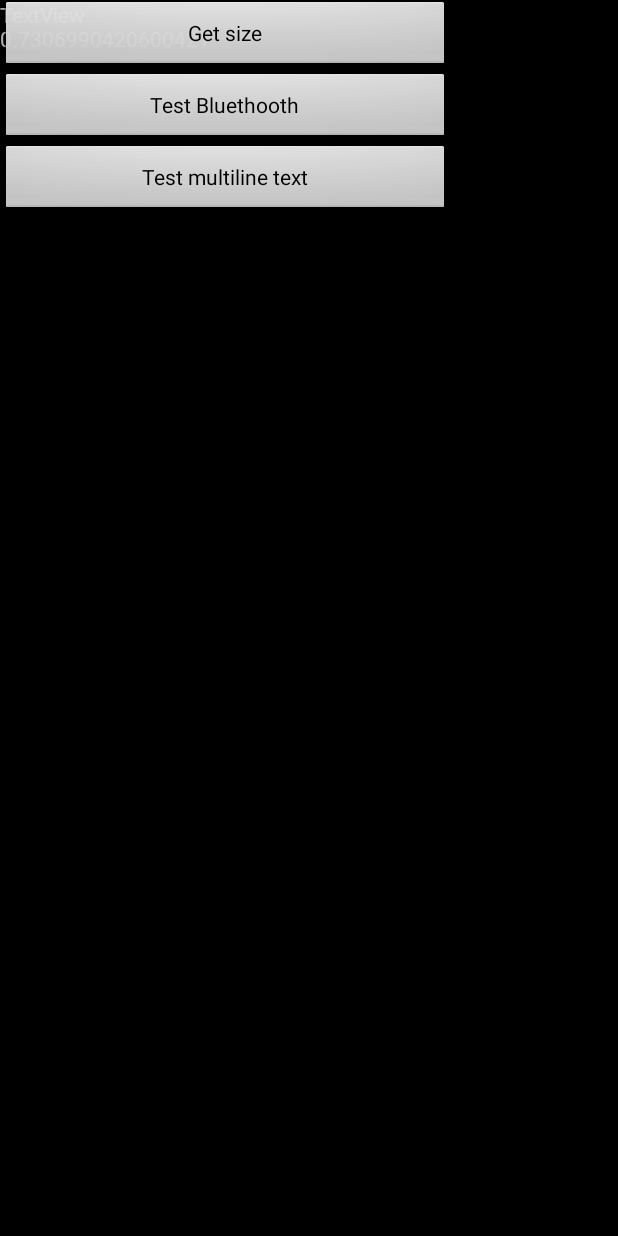
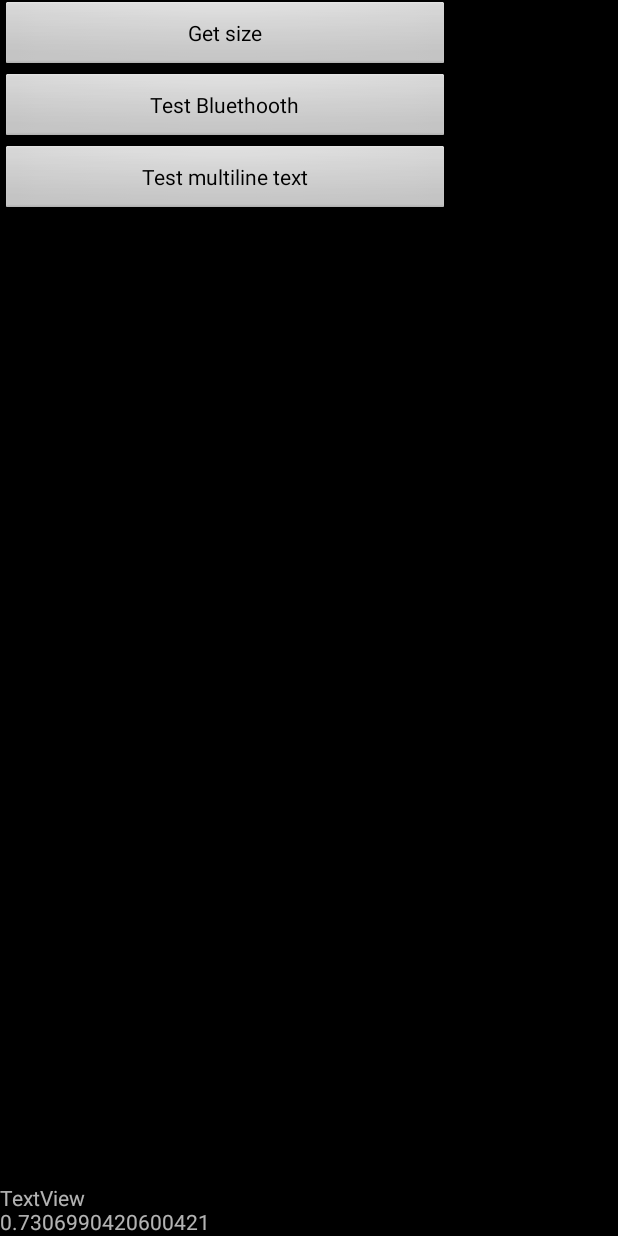
Before and after one commit to lukino999-git/BluetoothTest, an Android app: the screen it shows after launch (MainActivity), after a tap on "Test multiline text", on a phone screen of 412 x 824 dp. Run offline under Robolectric (Android 15) with nearby library versions, the phone set to English and light mode, and no system bars.

Commit message:
Added GravityBottom

```diff
--- a/app/src/main/res/layout/activity_main.xml
+++ b/app/src/main/res/layout/activity_main.xml
@@ -64,7 +64,9 @@
                 android:id="@+id/textViewLog"
                 android:layout_width="match_parent"
                 android:layout_height="wrap_content"
-                android:text="TextView" />
+                android:gravity="bottom"
+                android:text="TextView"
+                tools:ignore="HardcodedText" />
         </ScrollView>
 
 
```
